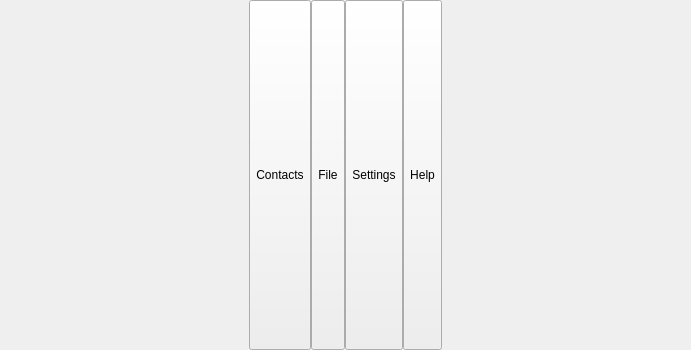
This is src/qt/forms/menubar.ui in justthedoctor/pandacoin-dev as Qt 5 draws it before an edit. The edited form follows.
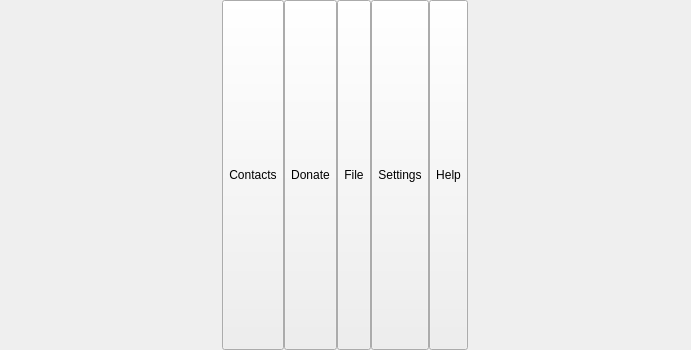
This is the edited form. Icons and pictures are not drawn.

Commit message: Addition of Donate Button

What changed in the file:
```diff
--- a/src/qt/forms/menubar.ui
+++ b/src/qt/forms/menubar.ui
@@ -45,7 +45,7 @@
     <number>0</number>
    </property>
    <item>
-    <layout class="QHBoxLayout" name="horizontalLayout" stretch="0,0,0,0">
+    <layout class="QHBoxLayout" name="horizontalLayout" stretch="0,0,0,0,0">
      <property name="spacing">
       <number>0</number>
      </property>
@@ -78,6 +78,32 @@
        </property>
       </widget>
      </item>
+     <item>
+      <widget class="QToolButton" name="DonateButton">
+       <property name="sizePolicy">
+        <sizepolicy hsizetype="Fixed" vsizetype="Expanding">
+         <horstretch>0</horstretch>
+         <verstretch>1</verstretch>
+        </sizepolicy>
+       </property>
+       <property name="text">
+        <string>Donate</string>
+       </property>
+       <property name="icon">
+        <iconset resource="../bitcoin.qrc">
+         <normaloff>:/icons/address-book</normaloff>:/icons/address-book</iconset>
+       </property>
+       <property name="iconSize">
+        <size>
+         <width>24</width>
+         <height>24</height>
+        </size>
+       </property>
+       <property name="toolButtonStyle">
+        <enum>Qt::ToolButtonTextUnderIcon</enum>
+       </property>
+      </widget>
+     </item>
      <item>
       <widget class="QToolButton" name="FileButton">
        <property name="sizePolicy">
```
